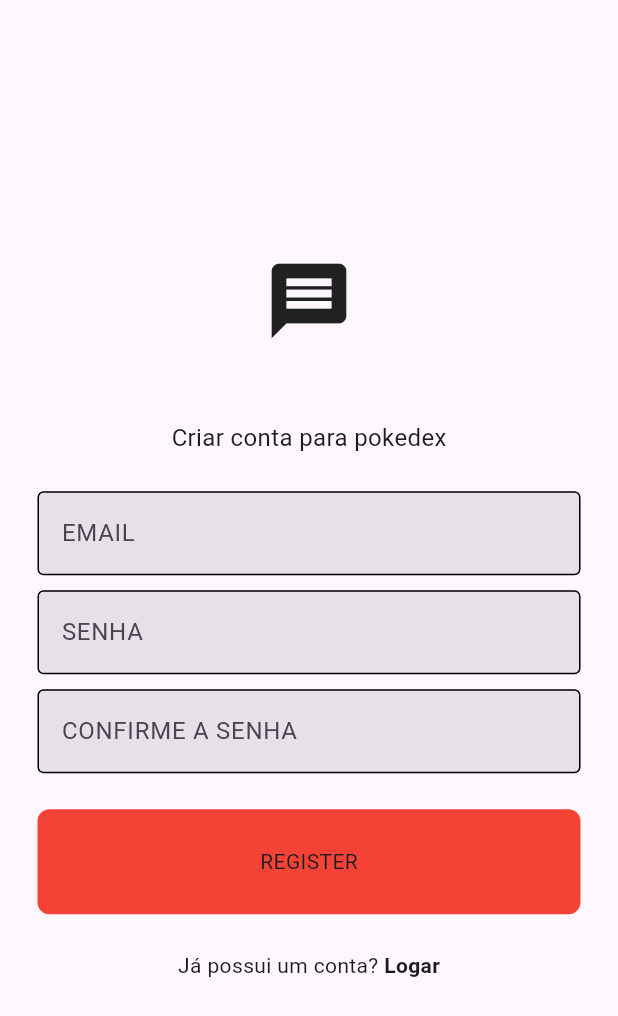
After one commit to Braiaccc/AsDSM, a Flutter app: the screen it shows after launch, after a tap on "REGISTRE-SE", after a tap on "REGISTER", on a phone screen of 412 x 824 dp. The commit adds this screen. Shown: the top 1016 px of the screen. Run offline on Flutter 3.47's test engine with Material 3 defaults, Android fonts, the phone set to English and light mode, and no system bars; our stand-ins replace firebase_auth, firebase_core; accounts and stored records are empty; network calls fail.

Commit message:
Projeto AS POKEDEX

```diff
--- /dev/null
+++ b/as-dsm/lib/auth/auth.gate.dart
@@ -0,0 +1,25 @@
+import 'package:as_dsm/auth/login_or_register.dart';
+import 'package:as_dsm/screens/home_screen.dart';
+import 'package:flutter/material.dart';
+import 'package:firebase_auth/firebase_auth.dart';
+
+class AuthGate extends StatelessWidget {
+  const AuthGate({super.key});
+
+  @override
+  Widget build(BuildContext context) {
+    return Scaffold(
+      body: StreamBuilder(
+        stream: FirebaseAuth.instance.authStateChanges(),
+        builder: (context, snapshot) {
+
+          if(snapshot.hasData) {
+            return const HomeScreen();
+          }else {
+            return const LoginOrRegister();
+            }
+          },
+        ),
+      );
+  }
+}
--- /dev/null
+++ b/as-dsm/lib/auth/auth_service.dart
@@ -0,0 +1,32 @@
+import 'package:firebase_auth/firebase_auth.dart';
+
+class AuthService {
+  final FirebaseAuth _auth = FirebaseAuth.instance;
+
+  Future<UserCredential> signInWithEmailPassword(String email, password) async {
+    try{
+      UserCredential userCredential = await _auth.signInWithEmailAndPassword(email: email, password: password,);
+      return userCredential;
+    } on FirebaseAuthException catch (e) {
+      throw Exception(e.code);
+    }
+  }
+
+  //registrar
+  Future<UserCredential> signUpWithEmailPassword(String email, password) async {
+    try {
+      UserCredential userCredential = await _auth.createUserWithEmailAndPassword(
+        email: email,
+        password: password,
+      );
+
+      return userCredential;
+    } on FirebaseAuthException catch (e) {
+      throw Exception(e.code);
+    }
+  }
+
+  Future<void> signOut() async {
+    return await _auth.signOut();
+  }
+}
--- /dev/null
+++ b/as-dsm/lib/auth/login_or_register.dart
@@ -0,0 +1,34 @@
+import 'package:as_dsm/screens/login_screen.dart';
+import 'package:as_dsm/screens/register_page.dart';
+import 'package:flutter/material.dart';
+
+class LoginOrRegister extends StatefulWidget {
+  const LoginOrRegister({super.key});
+
+  @override
+  State<LoginOrRegister> createState() => _LoginOrRegisterState();
+}
+
+class _LoginOrRegisterState extends State<LoginOrRegister> {
+
+  bool showLoginPage = true;
+
+  void togglePages(){
+    setState(() {
+      showLoginPage = !showLoginPage;
+    });
+  }
+
+  @override
+  Widget build(BuildContext context) {
+    if (showLoginPage) {
+      return LoginPage(
+        onTap: togglePages,
+      );
+    } else {
+      return RegisterPage(
+        onTap: togglePages,
+      );
+    }
+  }
+}
--- a/as-dsm/lib/main.dart
+++ b/as-dsm/lib/main.dart
@@ -1,7 +1,13 @@
+import 'package:as_dsm/firebase_options.dart';
+import 'package:firebase_core/firebase_core.dart';
 import 'package:flutter/material.dart';
-import 'screens/login_screen.dart';
+import 'auth/auth.gate.dart';
+import 'auth/login_or_register.dart';
 
-void main() {
+
+void main() async{
+  WidgetsFlutterBinding.ensureInitialized();
+  await Firebase.initializeApp(options: DefaultFirebaseOptions.currentPlatform);
   runApp(const MyApp());
 
 }
@@ -11,9 +17,9 @@ class MyApp extends StatelessWidget {
 
   @override
   Widget build(BuildContext context) {
-    return MaterialApp(
+    return const MaterialApp(
       debugShowCheckedModeBanner: false,
-      home: LoginPage(),
+      home: AuthGate(),
     );
   }
 }
--- /dev/null
+++ b/as-dsm/lib/models/user_model.dart
@@ -0,0 +1,6 @@
+class UserModel{
+  final String email;
+
+  const UserModel({required this.email});
+
+}
--- a/as-dsm/lib/screens/login_screen.dart
+++ b/as-dsm/lib/screens/login_screen.dart
@@ -1,3 +1,4 @@
+import 'package:as_dsm/auth/auth_service.dart';
 import 'package:as_dsm/components/my_button.dart';
 import 'package:flutter/material.dart';
 import 'package:as_dsm/components/my_textfield.dart';
@@ -5,10 +6,28 @@ import 'package:as_dsm/components/my_textfield.dart';
 class LoginPage extends StatelessWidget {
   //Email e senha texto controller
   final TextEditingController _emailController = TextEditingController();
-
   final TextEditingController _pwController = TextEditingController();
 
-  LoginPage ({super.key});
+  final void Function()? onTap;
+
+  LoginPage ({super.key, required this.onTap});
+
+  void login(BuildContext context) async{
+    final authService = AuthService();
+
+    try {
+      await authService.signInWithEmailPassword(_emailController.text, _pwController.text);
+    }
+
+    catch (e) {
+      showDialog(
+        context: context,
+        builder: (context) => AlertDialog(
+        title: Text(e.toString()),
+        ),
+      );
+    }
+  }
 
 
     @override
@@ -54,8 +73,26 @@ class LoginPage extends StatelessWidget {
                 //Botão do login
                 MyButton(
                   text: "LOGIN",
-                  onTap: login,
+                  onTap: () => login(context),
+                ),
+
+                const SizedBox(height: 24),
+
+                Row(
+                  mainAxisAlignment: MainAxisAlignment.center,
+                  children: [
+                    Text("Não tem conta? "),
+                    GestureDetector(
+                      onTap: onTap,
+                      child: const Text("REGISTRE-SE",
+                        style: TextStyle(
+                          fontWeight: FontWeight.bold,
+                        ),
+                      ),
+                    ),
+                  ],
                 )
+
               ],
             ),
           )
--- /dev/null
+++ b/as-dsm/lib/screens/register_page.dart
@@ -0,0 +1,125 @@
+
+import 'package:as_dsm/auth/auth_service.dart';
+import 'package:flutter/material.dart';
+
+import '../components/my_button.dart';
+import '../components/my_textfield.dart';
+
+class RegisterPage extends StatelessWidget {
+
+  final TextEditingController _emailController = TextEditingController();
+  final TextEditingController _pwController = TextEditingController();
+  final TextEditingController _confirmPwController = TextEditingController();
+  final void Function()? onTap;
+
+  RegisterPage({super.key, required this.onTap});
+
+
+
+  void register(BuildContext context) {
+    final _auth = AuthService();
+
+    if (_pwController.text == _confirmPwController.text) {
+      try {
+        _auth.signUpWithEmailPassword(
+            _emailController.text,
+            _pwController.text
+        );
+      } catch (e) {
+        showDialog(
+          context: context,
+          builder: (context) =>
+              AlertDialog(
+                title: Text(e.toString()),
+              ),
+        );
+       }
+      }
+    else {
+      showDialog(
+        context: context,
+        builder: (context) =>
+        const AlertDialog(
+          title: Text("As senhas não correspondem"),
+        ),
+      );
+      }
+    }
+
+  @override
+  Widget build(BuildContext context) {
+    return Scaffold(
+        body: Center(
+          child: Column(
+            mainAxisAlignment: MainAxisAlignment.center,
+            children: [
+              //logo
+              const Icon(
+                  Icons.message,
+                  size: 60
+              ),
+
+              const SizedBox(height: 50),
+              //Boas vindas
+              const Text("Criar conta para pokedex",
+                style: TextStyle(
+                  fontSize: 16,
+                ),
+              ),
+
+              const SizedBox(height: 24),
+
+              //EMAIL
+              MyTextField(
+                hintText: 'EMAIL',
+                obscureText: false,
+                controller: _emailController,
+              ),
+
+              const SizedBox(height: 10),
+              //SENHA
+              MyTextField(
+                hintText: 'SENHA',
+                obscureText: true,
+                controller: _pwController,
+              ),
+
+              const SizedBox(height: 10),
+              //confirme a senha
+              MyTextField(
+                hintText: 'CONFIRME A SENHA',
+                obscureText: true,
+                controller: _confirmPwController,
+              ),
+
+              const SizedBox(height: 24),
+
+              //Botão do login
+              MyButton(
+                text: "REGISTER",
+                onTap: () => register(context),
+              ),
+
+              const SizedBox(height: 24),
+
+              Row(
+                mainAxisAlignment: MainAxisAlignment.center,
+                children: [
+                  Text("Já possui um conta? "),
+                  GestureDetector(
+                    onTap: onTap,
+                    child: Text("Logar",
+                      style: TextStyle(
+                        fontWeight: FontWeight.bold,
+                      ),
+                    ),
+                  ),
+                ],
+              )
+            ],
+          ),
+        )
+
+    );
+  }
+}
--- a/as-dsm/pubspec.yaml
+++ b/as-dsm/pubspec.yaml
@@ -35,6 +35,9 @@ dependencies:
   # The following adds the Cupertino Icons font to your application.
   # Use with the CupertinoIcons class for iOS style icons.
   cupertino_icons: ^1.0.8
+  http: ^1.2.1
+  firebase_core: ^3.8.0
+  firebase_auth: ^5.3.3
 
 dev_dependencies:
   flutter_test:
```
Also changed, not shown: as-dsm/lib/models/pokemon_model.dart (added, +13 -0 lines), as-dsm/lib/screens/detail_screen.dart (added, +30 -0 lines), as-dsm/lib/screens/home_screen.dart (added, +101 -0 lines), as-dsm/lib/services/api_service.dart (added, +27 -0 lines), as-dsm/lib/widgets/pokemon_card.dart (added, +31 -0 lines), as-dsm/firebase.json (added), as-dsm/lib/firebase_options.dart (added), as-dsm/pubspec.lock, 5 other files.
